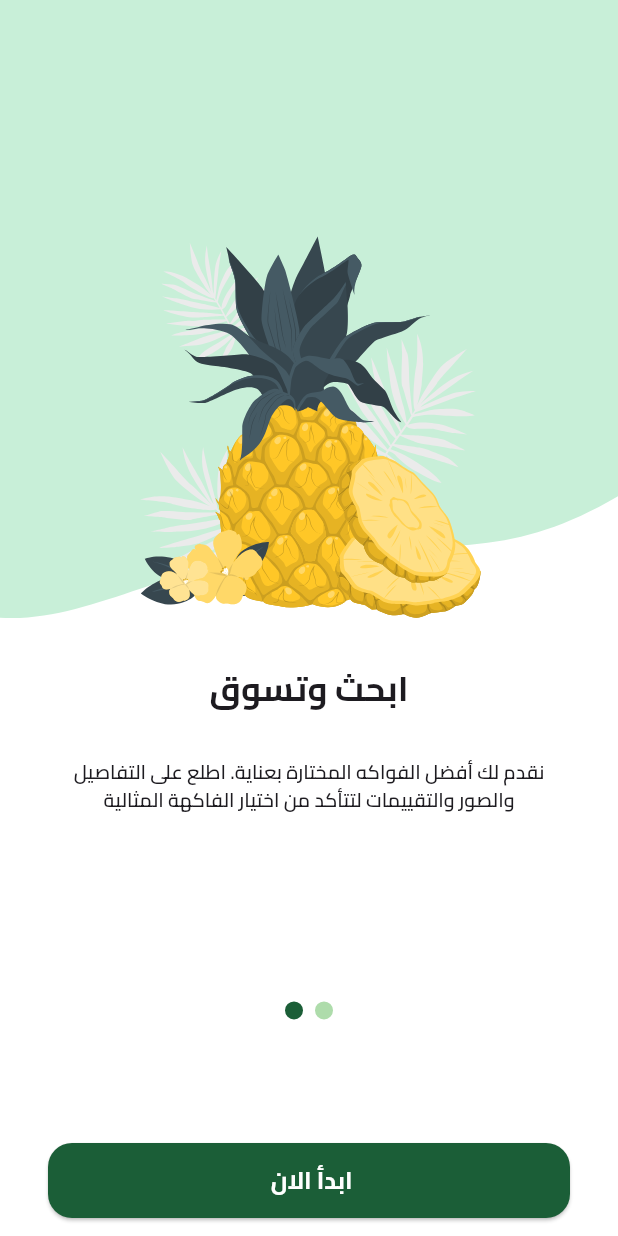
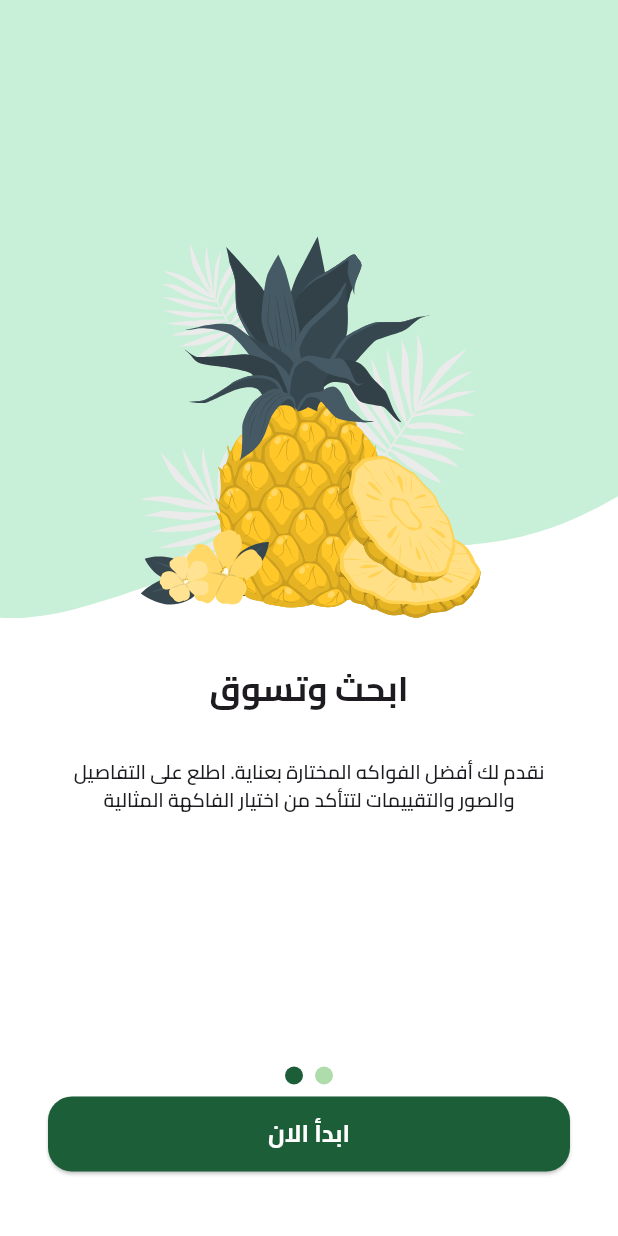
Before and after one commit to ElDaly15/Fruits-App, a Flutter app: the screen it shows after launch, swiped to page 2, on a phone screen of 412 x 824 dp. Run offline on Flutter 3.47's test engine with Material 3 defaults, Android fonts, the phone set to English and light mode, and no system bars; drawn by our look-alikes of smooth_page_indicator; our stand-ins replace device_preview, flutter_svg.

Commit message:
Add AppColors and CustomButton Widget, Update OnBoarding UI, and Fix Locale Configuration
- Introduced `AppColors` class in `lib/core/utils/app_colors.dart` to define primary and secondary color constants for the application.
- Created `CustomButton` widget in `lib/core/widgets/custom_app_buttom.dart` to standardize button appearance and behavior across the app.
- Removed obsolete `customOnBoardingButtom` widget and replaced it with the new `CustomButton` in the OnBoarding screen.
- Updated `on_boarding_body.dart` to use the new `CustomButton` widget and adjusted padding for better UI alignment.
- Corrected locale configuration in `messages_all.dart` and `messages_en.dart` to set the default locale to 'ar' (Arabic).

```diff
--- /dev/null
+++ b/lib/core/utils/app_colors.dart
@@ -0,0 +1,8 @@
+import 'package:flutter/material.dart';
+
+abstract class AppColors {
+  static const Color primaryColor = Color(0xff1F5E3B);
+  static const Color lightPrimaryColor = Color(0xFF2D9F5D);
+  static const Color secondaryColor = Color(0xFFF4A91F);
+  static const Color lightSecondaryColor = Color(0xFFF8C76D);
+}
--- /dev/null
+++ b/lib/core/widgets/custom_app_buttom.dart
@@ -0,0 +1,33 @@
+import 'package:flutter/material.dart';
+import 'package:fruits_app/core/utils/app_text_styles.dart';
+
+// ignore: camel_case_types
+class CustomButtom extends StatelessWidget {
+  const CustomButtom({
+    super.key,
+    required this.onPressed,
+    required this.text,
+  });
+
+  final Function()? onPressed;
+  final String text;
+
+  @override
+  Widget build(BuildContext context) {
+    return ElevatedButton(
+      onPressed: onPressed,
+      style: ElevatedButton.styleFrom(
+          backgroundColor: const Color(0xff1B5E37),
+          shape:
+              RoundedRectangleBorder(borderRadius: BorderRadius.circular(16)),
+          minimumSize: const Size(double.infinity, 50)),
+      child: Text(
+        text,
+        style: TextStyles.bold16.copyWith(
+          color: Colors.white,
+          fontFamily: 'Cairo',
+        ),
+      ),
+    );
+  }
+}
--- a/lib/featuers/onBoarding/presentation/views/widgets/custom_on_boarding_buttom.dart
+++ /dev/null
@@ -1,31 +0,0 @@
-import 'package:flutter/material.dart';
-import 'package:fruits_app/core/utils/app_text_styles.dart';
-
-// ignore: camel_case_types
-class customOnBoardingButtom extends StatelessWidget {
-  const customOnBoardingButtom({
-    super.key,
-  });
-
-  @override
-  Widget build(BuildContext context) {
-    return Padding(
-      padding: const EdgeInsets.symmetric(horizontal: 32, vertical: 0),
-      child: ElevatedButton(
-        onPressed: () {},
-        style: ElevatedButton.styleFrom(
-            backgroundColor: const Color(0xff1B5E37),
-            shape:
-                RoundedRectangleBorder(borderRadius: BorderRadius.circular(16)),
-            minimumSize: const Size(double.infinity, 50)),
-        child: Text(
-          'ابدأ الان ',
-          style: TextStyles.bold16.copyWith(
-            color: Colors.white,
-            fontFamily: 'Cairo',
-          ),
-        ),
-      ),
-    );
-  }
-}
--- a/lib/featuers/onBoarding/presentation/views/widgets/on_boarding_body.dart
+++ b/lib/featuers/onBoarding/presentation/views/widgets/on_boarding_body.dart
@@ -1,5 +1,5 @@
 import 'package:flutter/material.dart';
-import 'package:fruits_app/featuers/onBoarding/presentation/views/widgets/custom_on_boarding_buttom.dart';
+import 'package:fruits_app/core/widgets/custom_app_buttom.dart';
 import 'package:fruits_app/featuers/onBoarding/presentation/views/widgets/page_view_of_on_boarding.dart';
 import 'package:smooth_page_indicator/smooth_page_indicator.dart';
 
@@ -37,13 +37,19 @@ class _OnBoardingBodyState extends State<OnBoardingBody> {
             type: WormType.thinUnderground,
           ),
         ),
-        SizedBox(height: MediaQuery.of(context).size.height * 0.1),
         index == 1
-            ? const Padding(
-                padding: EdgeInsets.only(bottom: 12),
-                child: customOnBoardingButtom(),
+            ? Padding(
+                padding: const EdgeInsets.only(
+                    bottom: 43, top: 8, right: 32, left: 32),
+                child: CustomButtom(
+                  text: 'ابدأ الان',
+                  onPressed: () {},
+                ),
               )
-            : const SizedBox(),
+            : const Padding(
+                padding: EdgeInsets.only(bottom: 43),
+                child: SizedBox(),
+              ),
       ],
     );
   }
```
Also changed, not shown: lib/generated/intl/messages_all.dart, lib/generated/intl/messages_en.dart.
